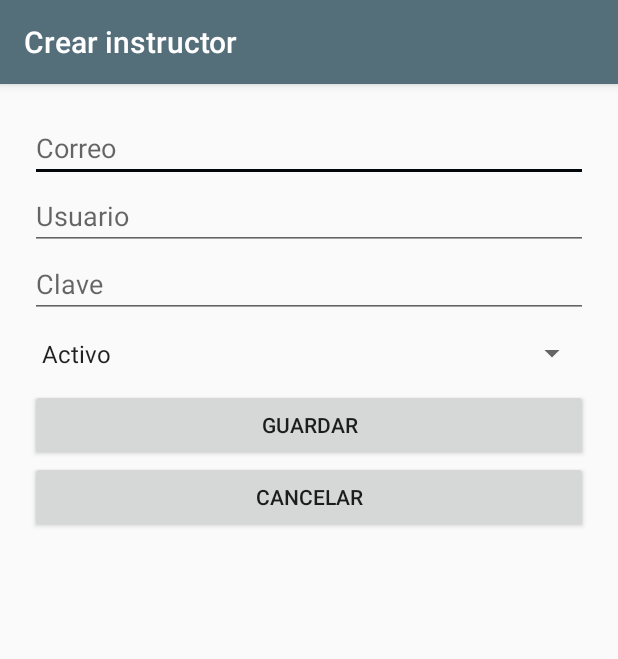
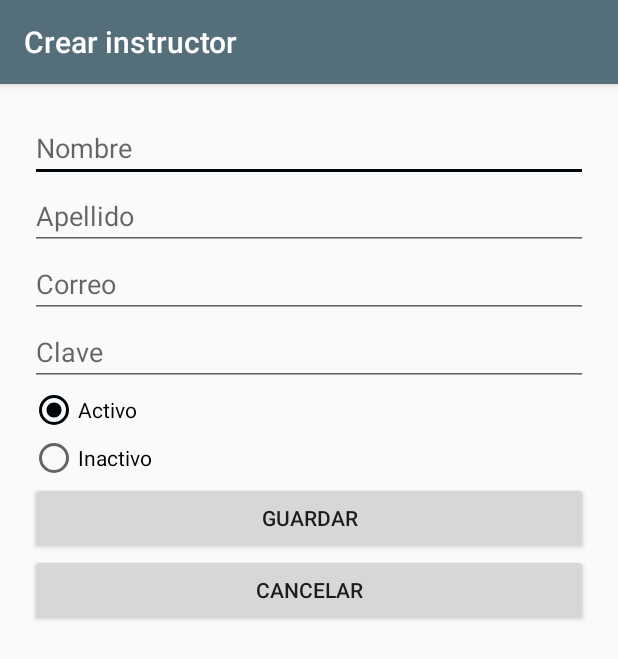
Before and after one commit to jluisfv/labFinalProject, an Android app: the EncargadoCrearInstructor screen opened directly, with no data from a screen before it, after a tap on "GUARDAR", on a phone screen of 412 x 824 dp. Shown: the top 659 px of the screen. Run offline under Robolectric (Android 15) with nearby library versions, the phone set to English and light mode, and no system bars.

Commit message:
creacion de instructor

```diff
--- a/app/src/main/java/com/example/project/EncargadoCrearInstructor.java
+++ b/app/src/main/java/com/example/project/EncargadoCrearInstructor.java
@@ -7,23 +7,38 @@ import android.os.Bundle;
 import android.view.View;
 import android.widget.ArrayAdapter;
 import android.widget.Button;
+import android.widget.EditText;
+import android.widget.RadioButton;
 import android.widget.Spinner;
 import android.widget.Toast;
 
+import com.example.project.dao.UsuarioDao;
+import com.example.project.entidad.UsuarioEntity;
+
 public class EncargadoCrearInstructor extends AppCompatActivity {
+    EditText nombre,apellido,correo,clave;
+    RadioButton activo, inactivo;
     Button btnCancelar,btnGuardar;
+    UsuarioEntity usuarioEntity;
+    UsuarioDao usuarioDao;
 
     @Override
     protected void onCreate(Bundle savedInstanceState) {
         super.onCreate(savedInstanceState);
         setContentView(R.layout.encargado_activity_crear_instructor);
 
+        usuarioDao = new UsuarioDao(getApplicationContext());
+
+        nombre = findViewById(R.id.editText8);
+        apellido = findViewById(R.id.editText7);
+        correo = findViewById(R.id.editText);
+        clave = findViewById(R.id.editText6);
+        activo = findViewById(R.id.rdbEstadoActivo);
+        inactivo = findViewById(R.id.rdbEstadoInactivo);
+
+
         setTitle("Crear instructor");
 
-        Spinner spinner = (Spinner) findViewById(R.id.spinner);
-        ArrayAdapter<CharSequence> adapter = ArrayAdapter.createFromResource(this,R.array.status_array, android.R.layout.simple_spinner_item);
-        adapter.setDropDownViewResource(android.R.layout.simple_spinner_dropdown_item);
-        spinner.setAdapter(adapter);
 
         btnCancelar = findViewById( R.id.btnCancelar );
         btnGuardar = findViewById( R.id.btnGuardar );
@@ -31,7 +46,27 @@ public class EncargadoCrearInstructor extends AppCompatActivity {
         btnGuardar.setOnClickListener( new View.OnClickListener( ) {
             @Override
             public void onClick(View v) {
+
+                String estado = "";
+                if(activo.isChecked())
+                {
+                    estado="Activo";
+                }else{
+                    estado="Inactivo";
+                }
+
+                usuarioEntity = new UsuarioEntity(
+                        0,
+                        nombre.getText().toString(),
+                        apellido.getText().toString(),
+                        correo.getText().toString(),
+                        clave.getText().toString(),
+                        "INSTRUCTOR",
+                        "ACTIVO");
+                usuarioDao.save(usuarioEntity);
+
                 Toast.makeText( getApplicationContext(),"Datos Almacenados",Toast.LENGTH_LONG ).show();
+
             }
         } );
 
--- a/app/src/main/java/com/example/project/InstructorRutina.java
+++ b/app/src/main/java/com/example/project/InstructorRutina.java
@@ -1,6 +1,9 @@
 package com.example.project;
 
+import android.content.ContentValues;
 import android.content.Intent;
+import android.database.Cursor;
+import android.database.sqlite.SQLiteDatabase;
 import android.os.Bundle;
 import android.view.View;
 import android.widget.ArrayAdapter;
@@ -15,6 +18,9 @@ import java.util.Calendar;
 import java.util.TimeZone;
 
 public class InstructorRutina extends AppCompatActivity {
+
+
+
     Button b1,b2,b3,b4;
     Calendar calendario = Calendar.getInstance();
     int hora, minutos;
--- a/app/src/main/res/layout/encargado_activity_crear_instructor.xml
+++ b/app/src/main/res/layout/encargado_activity_crear_instructor.xml
@@ -15,19 +15,27 @@
         tools:layout_editor_absoluteY="10dp">
 
         <EditText
+            android:id="@+id/editText8"
+            android:layout_width="match_parent"
+            android:layout_height="wrap_content"
+            android:ems="10"
+            android:hint="Nombre"
+            android:inputType="textPersonName" />
+
+        <EditText
+            android:id="@+id/editText7"
+            android:layout_width="match_parent"
+            android:layout_height="wrap_content"
+            android:ems="10"
+            android:hint="Apellido"
+            android:inputType="textPersonName" />
+
+        <EditText
             android:id="@+id/editText"
             android:layout_width="match_parent"
             android:layout_height="wrap_content"
             android:ems="10"
             android:hint="Correo"
-            android:inputType="textPersonName" />
-
-        <EditText
-            android:id="@+id/editText2"
-            android:layout_width="match_parent"
-            android:layout_height="wrap_content"
-            android:ems="10"
-            android:hint="Usuario"
             android:inputType="textPersonName" />
 
         <EditText
@@ -38,10 +46,23 @@
             android:hint="Clave"
             android:inputType="textPassword" />
 
-        <Spinner
-            android:id="@+id/spinner"
+        <RadioGroup
             android:layout_width="match_parent"
-            android:layout_height="47dp" />
+            android:layout_height="wrap_content">
+
+            <RadioButton
+                android:id="@+id/rdbEstadoActivo"
+                android:layout_width="match_parent"
+                android:layout_height="wrap_content"
+                android:checked="true"
+                android:text="Activo" />
+
+            <RadioButton
+                android:id="@+id/rdbEstadoInactivo"
+                android:layout_width="match_parent"
+                android:layout_height="wrap_content"
+                android:text="Inactivo" />
+        </RadioGroup>
 
         <Button
             android:id="@+id/btnGuardar"
```
